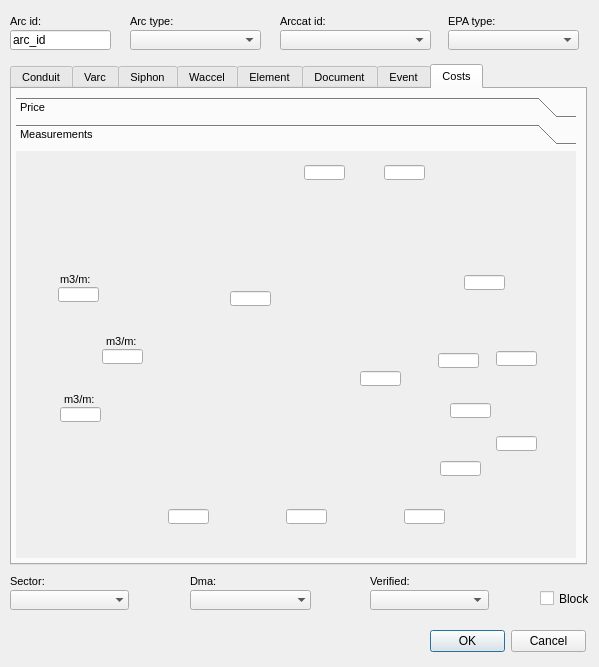
This is ui/ud_man_arc.ui in Giswater/giswater_qgis_plugin as Qt 5 draws it before an edit. The edited form follows.
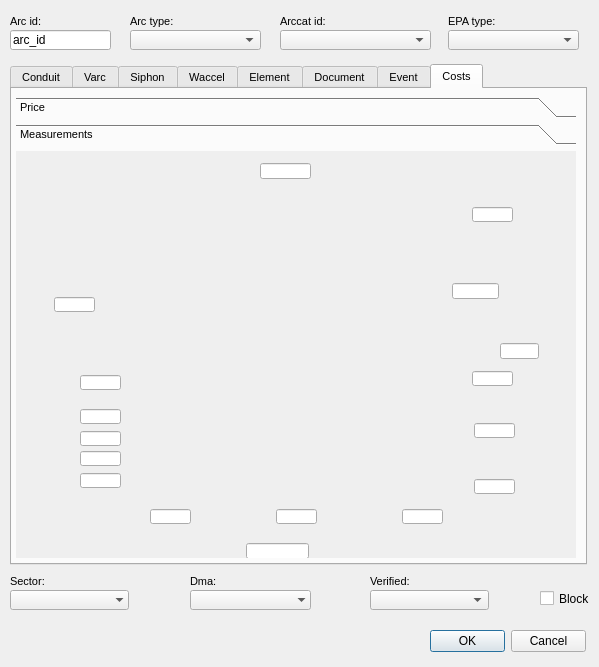
This is the edited form. The open tabs and pages were chosen to show the change. Icons and pictures are not drawn.

```diff
--- a/ui/ud_man_arc.ui
+++ b/ui/ud_man_arc.ui
@@ -9296,251 +9296,10 @@
       <attribute name="label">
        <string>Measurements</string>
       </attribute>
-      <widget class="QLineEdit" name="m2mltrenchl_2">
-       <property name="geometry">
-        <rect>
-         <x>288</x>
-         <y>14</y>
-         <width>41</width>
-         <height>15</height>
-        </rect>
-       </property>
-       <property name="font">
-        <font>
-         <pointsize>7</pointsize>
-         <kerning>true</kerning>
-        </font>
-       </property>
-       <property name="autoFillBackground">
-        <bool>false</bool>
-       </property>
-       <property name="inputMask">
-        <string/>
-       </property>
-       <property name="text">
-        <string/>
-       </property>
-       <property name="frame">
-        <bool>true</bool>
-       </property>
-       <property name="echoMode">
-        <enum>QLineEdit::Normal</enum>
-       </property>
-       <property name="cursorPosition">
-        <number>0</number>
-       </property>
-       <property name="alignment">
-        <set>Qt::AlignCenter</set>
-       </property>
-      </widget>
-      <widget class="QLabel" name="label">
-       <property name="geometry">
-        <rect>
-         <x>30</x>
-         <y>0</y>
-         <width>483</width>
-         <height>401</height>
-        </rect>
-       </property>
-       <property name="text">
-        <string/>
-       </property>
-       <property name="pixmap">
-        <pixmap>ud_section.png</pixmap>
-       </property>
-       <property name="scaledContents">
-        <bool>true</bool>
-       </property>
-      </widget>
-      <widget class="QLineEdit" name="thickness">
-       <property name="geometry">
-        <rect>
-         <x>368</x>
-         <y>14</y>
-         <width>41</width>
-         <height>15</height>
-        </rect>
-       </property>
-       <property name="font">
-        <font>
-         <pointsize>7</pointsize>
-         <kerning>true</kerning>
-        </font>
-       </property>
-       <property name="autoFillBackground">
-        <bool>false</bool>
-       </property>
-       <property name="inputMask">
-        <string/>
-       </property>
-       <property name="text">
-        <string/>
-       </property>
-       <property name="frame">
-        <bool>true</bool>
-       </property>
-       <property name="echoMode">
-        <enum>QLineEdit::Normal</enum>
-       </property>
-       <property name="cursorPosition">
-        <number>0</number>
-       </property>
-       <property name="alignment">
-        <set>Qt::AlignCenter</set>
-       </property>
-      </widget>
-      <widget class="QLineEdit" name="calculed_y">
-       <property name="geometry">
-        <rect>
-         <x>214</x>
-         <y>140</y>
-         <width>41</width>
-         <height>15</height>
-        </rect>
-       </property>
-       <property name="font">
-        <font>
-         <pointsize>7</pointsize>
-         <kerning>true</kerning>
-        </font>
-       </property>
-       <property name="autoFillBackground">
-        <bool>false</bool>
-       </property>
-       <property name="inputMask">
-        <string/>
-       </property>
-       <property name="text">
-        <string/>
-       </property>
-       <property name="frame">
-        <bool>true</bool>
-       </property>
-       <property name="echoMode">
-        <enum>QLineEdit::Normal</enum>
-       </property>
-       <property name="cursorPosition">
-        <number>0</number>
-       </property>
-       <property name="alignment">
-        <set>Qt::AlignCenter</set>
-       </property>
-      </widget>
-      <widget class="QLineEdit" name="y_param">
-       <property name="geometry">
-        <rect>
-         <x>448</x>
-         <y>124</y>
-         <width>41</width>
-         <height>15</height>
-        </rect>
-       </property>
-       <property name="font">
-        <font>
-         <pointsize>7</pointsize>
-         <kerning>true</kerning>
-        </font>
-       </property>
-       <property name="autoFillBackground">
-        <bool>false</bool>
-       </property>
-       <property name="inputMask">
-        <string/>
-       </property>
-       <property name="text">
-        <string/>
-       </property>
-       <property name="frame">
-        <bool>true</bool>
-       </property>
-       <property name="echoMode">
-        <enum>QLineEdit::Normal</enum>
-       </property>
-       <property name="cursorPosition">
-        <number>0</number>
-       </property>
-       <property name="alignment">
-        <set>Qt::AlignCenter</set>
-       </property>
-      </widget>
-      <widget class="QLineEdit" name="bulk_2">
-       <property name="geometry">
-        <rect>
-         <x>480</x>
-         <y>200</y>
-         <width>41</width>
-         <height>15</height>
-        </rect>
-       </property>
-       <property name="font">
-        <font>
-         <pointsize>7</pointsize>
-         <kerning>true</kerning>
-        </font>
-       </property>
-       <property name="autoFillBackground">
-        <bool>false</bool>
-       </property>
-       <property name="inputMask">
-        <string/>
-       </property>
-       <property name="text">
-        <string/>
-       </property>
-       <property name="frame">
-        <bool>true</bool>
-       </property>
-       <property name="echoMode">
-        <enum>QLineEdit::Normal</enum>
-       </property>
-       <property name="cursorPosition">
-        <number>0</number>
-       </property>
-       <property name="alignment">
-        <set>Qt::AlignCenter</set>
-       </property>
-      </widget>
-      <widget class="QLineEdit" name="bulk_3">
-       <property name="geometry">
-        <rect>
-         <x>480</x>
-         <y>285</y>
-         <width>41</width>
-         <height>15</height>
-        </rect>
-       </property>
-       <property name="font">
-        <font>
-         <pointsize>7</pointsize>
-         <kerning>true</kerning>
-        </font>
-       </property>
-       <property name="autoFillBackground">
-        <bool>false</bool>
-       </property>
-       <property name="inputMask">
-        <string/>
-       </property>
-       <property name="text">
-        <string/>
-       </property>
-       <property name="frame">
-        <bool>true</bool>
-       </property>
-       <property name="echoMode">
-        <enum>QLineEdit::Normal</enum>
-       </property>
-       <property name="cursorPosition">
-        <number>0</number>
-       </property>
-       <property name="alignment">
-        <set>Qt::AlignCenter</set>
-       </property>
-      </widget>
       <widget class="QLineEdit" name="width">
        <property name="geometry">
         <rect>
-         <x>270</x>
+         <x>260</x>
          <y>358</y>
          <width>41</width>
          <height>15</height>
@@ -9577,8 +9336,8 @@
       <widget class="QLineEdit" name="b">
        <property name="geometry">
         <rect>
-         <x>388</x>
-         <y>358</y>
+         <x>64</x>
+         <y>258</y>
          <width>41</width>
          <height>15</height>
         </rect>
@@ -9614,45 +9373,8 @@
       <widget class="QLineEdit" name="b_2">
        <property name="geometry">
         <rect>
-         <x>152</x>
-         <y>358</y>
-         <width>41</width>
-         <height>15</height>
-        </rect>
-       </property>
-       <property name="font">
-        <font>
-         <pointsize>7</pointsize>
-         <kerning>true</kerning>
-        </font>
-       </property>
-       <property name="autoFillBackground">
-        <bool>false</bool>
-       </property>
-       <property name="inputMask">
-        <string/>
-       </property>
-       <property name="text">
-        <string/>
-       </property>
-       <property name="frame">
-        <bool>true</bool>
-       </property>
-       <property name="echoMode">
-        <enum>QLineEdit::Normal</enum>
-       </property>
-       <property name="cursorPosition">
-        <number>0</number>
-       </property>
-       <property name="alignment">
-        <set>Qt::AlignCenter</set>
-       </property>
-      </widget>
-      <widget class="QLineEdit" name="z2">
-       <property name="geometry">
-        <rect>
-         <x>422</x>
-         <y>202</y>
+         <x>64</x>
+         <y>300</y>
          <width>41</width>
          <height>15</height>
         </rect>
@@ -9688,8 +9410,8 @@
       <widget class="QLineEdit" name="z1">
        <property name="geometry">
         <rect>
-         <x>424</x>
-         <y>310</y>
+         <x>458</x>
+         <y>328</y>
          <width>41</width>
          <height>15</height>
         </rect>
@@ -9722,11 +9444,233 @@
         <set>Qt::AlignCenter</set>
        </property>
       </widget>
+      <widget class="QLineEdit" name="rec_y">
+       <property name="geometry">
+        <rect>
+         <x>436</x>
+         <y>132</y>
+         <width>47</width>
+         <height>16</height>
+        </rect>
+       </property>
+       <property name="font">
+        <font>
+         <pointsize>7</pointsize>
+         <kerning>true</kerning>
+        </font>
+       </property>
+       <property name="autoFillBackground">
+        <bool>false</bool>
+       </property>
+       <property name="inputMask">
+        <string/>
+       </property>
+       <property name="text">
+        <string/>
+       </property>
+       <property name="frame">
+        <bool>true</bool>
+       </property>
+       <property name="echoMode">
+        <enum>QLineEdit::Normal</enum>
+       </property>
+       <property name="cursorPosition">
+        <number>0</number>
+       </property>
+       <property name="alignment">
+        <set>Qt::AlignCenter</set>
+       </property>
+      </widget>
+      <widget class="QLineEdit" name="m2mltrenchl_2">
+       <property name="geometry">
+        <rect>
+         <x>64</x>
+         <y>322</y>
+         <width>41</width>
+         <height>15</height>
+        </rect>
+       </property>
+       <property name="font">
+        <font>
+         <pointsize>7</pointsize>
+         <kerning>true</kerning>
+        </font>
+       </property>
+       <property name="autoFillBackground">
+        <bool>false</bool>
+       </property>
+       <property name="inputMask">
+        <string/>
+       </property>
+       <property name="text">
+        <string/>
+       </property>
+       <property name="frame">
+        <bool>true</bool>
+       </property>
+       <property name="echoMode">
+        <enum>QLineEdit::Normal</enum>
+       </property>
+       <property name="cursorPosition">
+        <number>0</number>
+       </property>
+       <property name="alignment">
+        <set>Qt::AlignCenter</set>
+       </property>
+      </widget>
+      <widget class="QLineEdit" name="total_y">
+       <property name="geometry">
+        <rect>
+         <x>484</x>
+         <y>192</y>
+         <width>39</width>
+         <height>16</height>
+        </rect>
+       </property>
+       <property name="font">
+        <font>
+         <pointsize>7</pointsize>
+         <kerning>true</kerning>
+        </font>
+       </property>
+       <property name="autoFillBackground">
+        <bool>false</bool>
+       </property>
+       <property name="inputMask">
+        <string/>
+       </property>
+       <property name="text">
+        <string/>
+       </property>
+       <property name="frame">
+        <bool>true</bool>
+       </property>
+       <property name="echoMode">
+        <enum>QLineEdit::Normal</enum>
+       </property>
+       <property name="cursorPosition">
+        <number>0</number>
+       </property>
+       <property name="alignment">
+        <set>Qt::AlignCenter</set>
+       </property>
+      </widget>
+      <widget class="QLineEdit" name="bulk">
+       <property name="geometry">
+        <rect>
+         <x>64</x>
+         <y>224</y>
+         <width>41</width>
+         <height>15</height>
+        </rect>
+       </property>
+       <property name="font">
+        <font>
+         <pointsize>7</pointsize>
+         <kerning>true</kerning>
+        </font>
+       </property>
+       <property name="autoFillBackground">
+        <bool>false</bool>
+       </property>
+       <property name="inputMask">
+        <string/>
+       </property>
+       <property name="text">
+        <string/>
+       </property>
+       <property name="frame">
+        <bool>true</bool>
+       </property>
+       <property name="echoMode">
+        <enum>QLineEdit::Normal</enum>
+       </property>
+       <property name="cursorPosition">
+        <number>0</number>
+       </property>
+       <property name="alignment">
+        <set>Qt::AlignCenter</set>
+       </property>
+      </widget>
+      <widget class="QLineEdit" name="m2mlpav">
+       <property name="geometry">
+        <rect>
+         <x>244</x>
+         <y>12</y>
+         <width>51</width>
+         <height>16</height>
+        </rect>
+       </property>
+       <property name="font">
+        <font>
+         <pointsize>7</pointsize>
+         <kerning>true</kerning>
+        </font>
+       </property>
+       <property name="autoFillBackground">
+        <bool>false</bool>
+       </property>
+       <property name="inputMask">
+        <string/>
+       </property>
+       <property name="text">
+        <string/>
+       </property>
+       <property name="frame">
+        <bool>true</bool>
+       </property>
+       <property name="echoMode">
+        <enum>QLineEdit::Normal</enum>
+       </property>
+       <property name="cursorPosition">
+        <number>0</number>
+       </property>
+       <property name="alignment">
+        <set>Qt::AlignCenter</set>
+       </property>
+      </widget>
+      <widget class="QLineEdit" name="m2mlbottom_2">
+       <property name="geometry">
+        <rect>
+         <x>230</x>
+         <y>392</y>
+         <width>63</width>
+         <height>16</height>
+        </rect>
+       </property>
+       <property name="font">
+        <font>
+         <pointsize>7</pointsize>
+         <kerning>true</kerning>
+        </font>
+       </property>
+       <property name="autoFillBackground">
+        <bool>false</bool>
+       </property>
+       <property name="inputMask">
+        <string/>
+       </property>
+       <property name="text">
+        <string/>
+       </property>
+       <property name="frame">
+        <bool>true</bool>
+       </property>
+       <property name="echoMode">
+        <enum>QLineEdit::Normal</enum>
+       </property>
+       <property name="cursorPosition">
+        <number>0</number>
+       </property>
+       <property name="alignment">
+        <set>Qt::AlignCenter</set>
+       </property>
+      </widget>
       <widget class="QLineEdit" name="geom1">
        <property name="geometry">
         <rect>
-         <x>434</x>
-         <y>252</y>
+         <x>458</x>
+         <y>272</y>
          <width>41</width>
          <height>15</height>
         </rect>
@@ -9762,8 +9706,119 @@
       <widget class="QLineEdit" name="m3mlexcess_2">
        <property name="geometry">
         <rect>
-         <x>44</x>
-         <y>256</y>
+         <x>386</x>
+         <y>358</y>
+         <width>41</width>
+         <height>15</height>
+        </rect>
+       </property>
+       <property name="font">
+        <font>
+         <pointsize>7</pointsize>
+         <kerning>true</kerning>
+        </font>
+       </property>
+       <property name="autoFillBackground">
+        <bool>false</bool>
+       </property>
+       <property name="inputMask">
+        <string/>
+       </property>
+       <property name="text">
+        <string/>
+       </property>
+       <property name="frame">
+        <bool>true</bool>
+       </property>
+       <property name="echoMode">
+        <enum>QLineEdit::Normal</enum>
+       </property>
+       <property name="cursorPosition">
+        <number>0</number>
+       </property>
+       <property name="alignment">
+        <set>Qt::AlignCenter</set>
+       </property>
+      </widget>
+      <widget class="QLineEdit" name="y_param">
+       <property name="geometry">
+        <rect>
+         <x>38</x>
+         <y>146</y>
+         <width>41</width>
+         <height>15</height>
+        </rect>
+       </property>
+       <property name="font">
+        <font>
+         <pointsize>7</pointsize>
+         <kerning>true</kerning>
+        </font>
+       </property>
+       <property name="autoFillBackground">
+        <bool>false</bool>
+       </property>
+       <property name="inputMask">
+        <string/>
+       </property>
+       <property name="text">
+        <string/>
+       </property>
+       <property name="frame">
+        <bool>true</bool>
+       </property>
+       <property name="echoMode">
+        <enum>QLineEdit::Normal</enum>
+       </property>
+       <property name="cursorPosition">
+        <number>0</number>
+       </property>
+       <property name="alignment">
+        <set>Qt::AlignCenter</set>
+       </property>
+      </widget>
+      <widget class="QLineEdit" name="b_2">
+       <property name="geometry">
+        <rect>
+         <x>134</x>
+         <y>358</y>
+         <width>41</width>
+         <height>15</height>
+        </rect>
+       </property>
+       <property name="font">
+        <font>
+         <pointsize>7</pointsize>
+         <kerning>true</kerning>
+        </font>
+       </property>
+       <property name="autoFillBackground">
+        <bool>false</bool>
+       </property>
+       <property name="inputMask">
+        <string/>
+       </property>
+       <property name="text">
+        <string/>
+       </property>
+       <property name="frame">
+        <bool>true</bool>
+       </property>
+       <property name="echoMode">
+        <enum>QLineEdit::Normal</enum>
+       </property>
+       <property name="cursorPosition">
+        <number>0</number>
+       </property>
+       <property name="alignment">
+        <set>Qt::AlignCenter</set>
+       </property>
+      </widget>
+      <widget class="QLineEdit" name="thickness">
+       <property name="geometry">
+        <rect>
+         <x>456</x>
+         <y>56</y>
          <width>41</width>
          <height>15</height>
         </rect>
@@ -9799,8 +9854,8 @@
       <widget class="QLineEdit" name="m3mlfill_2">
        <property name="geometry">
         <rect>
-         <x>42</x>
-         <y>136</y>
+         <x>64</x>
+         <y>280</y>
          <width>41</width>
          <height>15</height>
         </rect>
@@ -9836,44 +9891,7 @@
       <widget class="QLineEdit" name="m3mlexc_2">
        <property name="geometry">
         <rect>
-         <x>86</x>
-         <y>198</y>
-         <width>41</width>
-         <height>15</height>
-        </rect>
-       </property>
-       <property name="font">
-        <font>
-         <pointsize>7</pointsize>
-         <kerning>true</kerning>
-        </font>
-       </property>
-       <property name="autoFillBackground">
-        <bool>false</bool>
-       </property>
-       <property name="inputMask">
-        <string/>
-       </property>
-       <property name="text">
-        <string/>
-       </property>
-       <property name="frame">
-        <bool>true</bool>
-       </property>
-       <property name="echoMode">
-        <enum>QLineEdit::Normal</enum>
-       </property>
-       <property name="cursorPosition">
-        <number>0</number>
-       </property>
-       <property name="alignment">
-        <set>Qt::AlignCenter</set>
-       </property>
-      </widget>
-      <widget class="QLineEdit" name="bulk">
-       <property name="geometry">
-        <rect>
-         <x>344</x>
+         <x>456</x>
          <y>220</y>
          <width>41</width>
          <height>15</height>
@@ -9907,134 +9925,6 @@
         <set>Qt::AlignCenter</set>
        </property>
       </widget>
-      <widget class="QLabel" name="label_doc_to_4">
-       <property name="geometry">
-        <rect>
-         <x>44</x>
-         <y>120</y>
-         <width>41</width>
-         <height>16</height>
-        </rect>
-       </property>
-       <property name="font">
-        <font>
-         <pointsize>8</pointsize>
-        </font>
-       </property>
-       <property name="layoutDirection">
-        <enum>Qt::LeftToRight</enum>
-       </property>
-       <property name="frameShape">
-        <enum>QFrame::NoFrame</enum>
-       </property>
-       <property name="frameShadow">
-        <enum>QFrame::Raised</enum>
-       </property>
-       <property name="text">
-        <string>m3/m:</string>
-       </property>
-       <property name="textFormat">
-        <enum>Qt::AutoText</enum>
-       </property>
-       <property name="scaledContents">
-        <bool>false</bool>
-       </property>
-       <property name="margin">
-        <number>3</number>
-       </property>
-      </widget>
-      <widget class="QLabel" name="label_doc_to_5">
-       <property name="geometry">
-        <rect>
-         <x>48</x>
-         <y>240</y>
-         <width>41</width>
-         <height>16</height>
-        </rect>
-       </property>
-       <property name="font">
-        <font>
-         <pointsize>8</pointsize>
-        </font>
-       </property>
-       <property name="layoutDirection">
-        <enum>Qt::LeftToRight</enum>
-       </property>
-       <property name="frameShape">
-        <enum>QFrame::NoFrame</enum>
-       </property>
-       <property name="frameShadow">
-        <enum>QFrame::Raised</enum>
-       </property>
-       <property name="text">
-        <string>m3/m:</string>
-       </property>
-       <property name="textFormat">
-        <enum>Qt::AutoText</enum>
-       </property>
-       <property name="scaledContents">
-        <bool>false</bool>
-       </property>
-       <property name="margin">
-        <number>3</number>
-       </property>
-      </widget>
-      <widget class="QLabel" name="label_doc_to_6">
-       <property name="geometry">
-        <rect>
-         <x>90</x>
-         <y>182</y>
-         <width>41</width>
-         <height>16</height>
-        </rect>
-       </property>
-       <property name="font">
-        <font>
-         <pointsize>8</pointsize>
-        </font>
-       </property>
-       <property name="layoutDirection">
-        <enum>Qt::LeftToRight</enum>
-       </property>
-       <property name="frameShape">
-        <enum>QFrame::NoFrame</enum>
-       </property>
-       <property name="frameShadow">
-        <enum>QFrame::Raised</enum>
-       </property>
-       <property name="text">
-        <string>m3/m:</string>
-       </property>
-       <property name="textFormat">
-        <enum>Qt::AutoText</enum>
-       </property>
-       <property name="scaledContents">
-        <bool>false</bool>
-       </property>
-       <property name="margin">
-        <number>3</number>
-       </property>
-      </widget>
-      <zorder>label</zorder>
-      <zorder>m2mltrenchl_2</zorder>
-      <zorder>thickness</zorder>
-      <zorder>calculed_y</zorder>
-      <zorder>y_param</zorder>
-      <zorder>bulk_2</zorder>
-      <zorder>bulk_3</zorder>
-      <zorder>width</zorder>
-      <zorder>b</zorder>
-      <zorder>b_2</zorder>
-      <zorder>z2</zorder>
-      <zorder>z1</zorder>
-      <zorder>geom1</zorder>
-      <zorder>m3mlexcess_2</zorder>
-      <zorder>m3mlfill_2</zorder>
-      <zorder>m3mlexc_2</zorder>
-      <zorder>bulk</zorder>
-      <zorder>label_doc_to_4</zorder>
-      <zorder>label_doc_to_5</zorder>
-      <zorder>label_doc_to_6</zorder>
      </widget>
     </widget>
    </widget>
```
Left out of the diff: 36 changed lines with no effect on the pictures.
